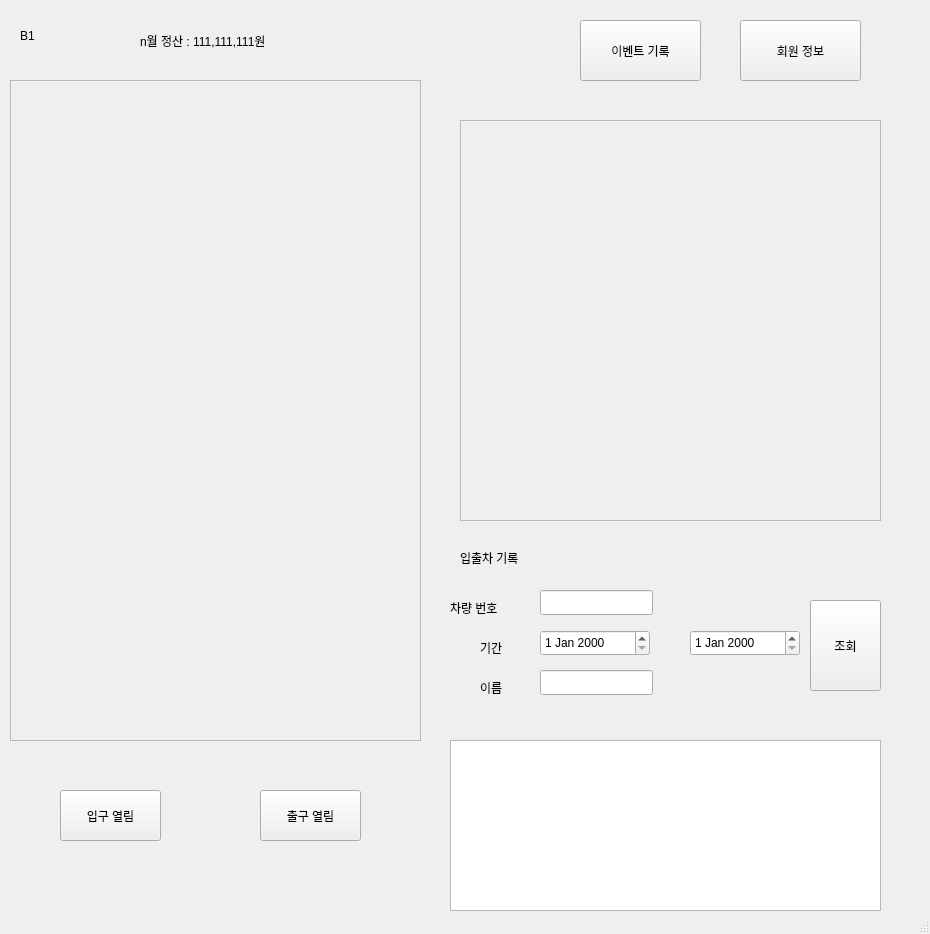
Old version of the form client/main/main.ui in the repository addinedu-ros-8th/iot-repo-2.
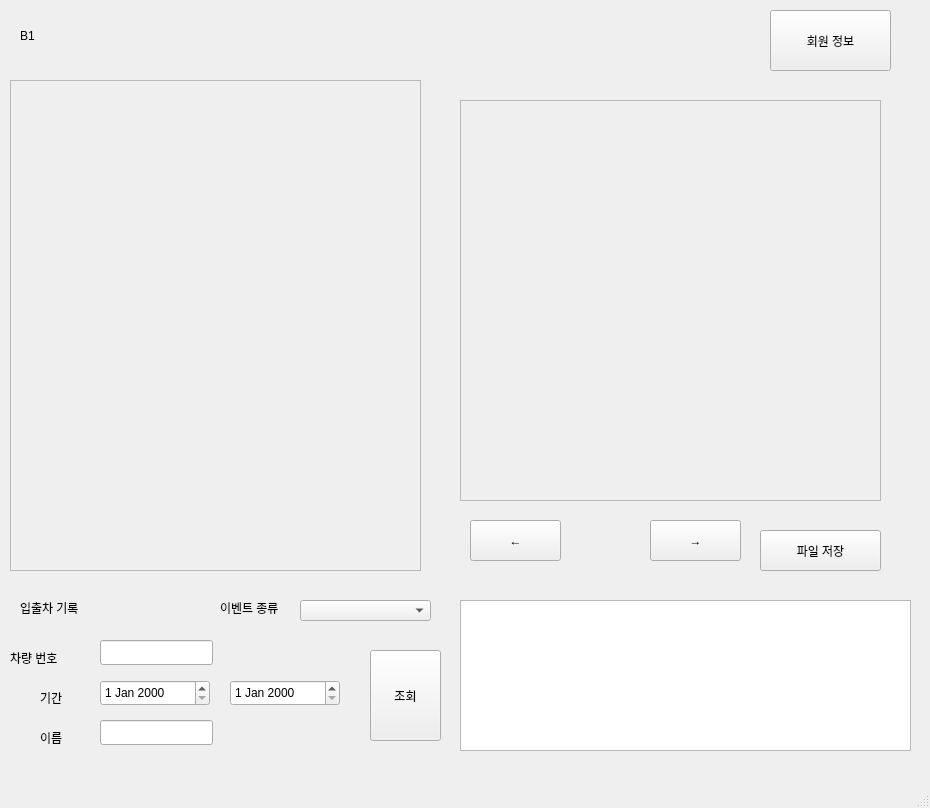
New version of the form.

The edit to the form file:
```diff
--- a/client/main/main.ui
+++ b/client/main/main.ui
@@ -7,7 +7,7 @@
     <x>0</x>
     <y>0</y>
     <width>930</width>
-    <height>934</height>
+    <height>808</height>
    </rect>
   </property>
   <property name="windowTitle">
@@ -36,7 +36,7 @@
       <x>10</x>
       <y>80</y>
       <width>411</width>
-      <height>661</height>
+      <height>491</height>
      </rect>
     </property>
     <property name="frameShape">
@@ -49,8 +49,8 @@
    <widget class="QPushButton" name="UserInfobtn">
     <property name="geometry">
      <rect>
-      <x>740</x>
-      <y>20</y>
+      <x>770</x>
+      <y>10</y>
       <width>121</width>
       <height>61</height>
      </rect>
@@ -59,24 +59,11 @@
      <string>회원 정보</string>
     </property>
    </widget>
-   <widget class="QPushButton" name="Eventbtn">
-    <property name="geometry">
-     <rect>
-      <x>580</x>
-      <y>20</y>
-      <width>121</width>
-      <height>61</height>
-     </rect>
-    </property>
-    <property name="text">
-     <string>이벤트 기록</string>
-    </property>
-   </widget>
    <widget class="QLabel" name="cctv">
     <property name="geometry">
      <rect>
       <x>460</x>
-      <y>120</y>
+      <y>100</y>
       <width>421</width>
       <height>401</height>
      </rect>
@@ -91,8 +78,8 @@
    <widget class="QPushButton" name="btnSearch">
     <property name="geometry">
      <rect>
-      <x>810</x>
-      <y>600</y>
+      <x>370</x>
+      <y>650</y>
       <width>71</width>
       <height>91</height>
      </rect>
@@ -104,8 +91,8 @@
    <widget class="QLabel" name="label_2">
     <property name="geometry">
      <rect>
-      <x>460</x>
-      <y>550</y>
+      <x>20</x>
+      <y>600</y>
       <width>81</width>
       <height>16</height>
      </rect>
@@ -117,8 +104,8 @@
    <widget class="QLabel" name="label_3">
     <property name="geometry">
      <rect>
-      <x>450</x>
-      <y>600</y>
+      <x>10</x>
+      <y>650</y>
       <width>81</width>
       <height>16</height>
      </rect>
@@ -130,8 +117,8 @@
    <widget class="QLabel" name="label_4">
     <property name="geometry">
      <rect>
-      <x>480</x>
-      <y>640</y>
+      <x>40</x>
+      <y>690</y>
       <width>81</width>
       <height>16</height>
      </rect>
@@ -143,8 +130,8 @@
    <widget class="QLabel" name="label_5">
     <property name="geometry">
      <rect>
-      <x>480</x>
-      <y>680</y>
+      <x>40</x>
+      <y>730</y>
       <width>81</width>
       <height>16</height>
      </rect>
@@ -156,8 +143,8 @@
    <widget class="QLineEdit" name="editCarnum">
     <property name="geometry">
      <rect>
-      <x>540</x>
-      <y>590</y>
+      <x>100</x>
+      <y>640</y>
       <width>113</width>
       <height>25</height>
      </rect>
@@ -166,8 +153,8 @@
    <widget class="QLineEdit" name="editName">
     <property name="geometry">
      <rect>
-      <x>540</x>
-      <y>670</y>
+      <x>100</x>
+      <y>720</y>
       <width>113</width>
       <height>25</height>
      </rect>
@@ -176,8 +163,8 @@
    <widget class="QDateEdit" name="dateStart">
     <property name="geometry">
      <rect>
-      <x>540</x>
-      <y>630</y>
+      <x>100</x>
+      <y>680</y>
       <width>110</width>
       <height>26</height>
      </rect>
@@ -186,73 +173,21 @@
    <widget class="QTableView" name="tableParking">
     <property name="geometry">
      <rect>
-      <x>450</x>
-      <y>740</y>
-      <width>431</width>
-      <height>171</height>
+      <x>460</x>
+      <y>600</y>
+      <width>451</width>
+      <height>151</height>
      </rect>
     </property>
    </widget>
    <widget class="QDateEdit" name="dateEnd">
     <property name="geometry">
      <rect>
-      <x>690</x>
-      <y>630</y>
-      <width>110</width>
-      <height>26</height>
-     </rect>
-    </property>
-   </widget>
-   <widget class="QPushButton" name="btnEntrance">
-    <property name="geometry">
-     <rect>
-      <x>60</x>
-      <y>790</y>
-      <width>101</width>
-      <height>51</height>
-     </rect>
-    </property>
-    <property name="text">
-     <string>입구 열림</string>
-    </property>
-   </widget>
-   <widget class="QPushButton" name="btnExit">
-    <property name="geometry">
-     <rect>
-      <x>260</x>
-      <y>790</y>
-      <width>101</width>
-      <height>51</height>
-     </rect>
-    </property>
-    <property name="text">
-     <string>출구 열림</string>
-    </property>
-   </widget>
-   <widget class="QLabel" name="displayEntrance">
-    <property name="geometry">
-     <rect>
       <x>230</x>
-      <y>560</y>
-      <width>67</width>
-      <height>17</height>
+      <y>680</y>
+      <width>110</width>
+      <height>26</height>
      </rect>
-    </property>
-    <property name="text">
-     <string/>
-    </property>
-   </widget>
-   <widget class="QLabel" name="displayExit">
-    <property name="geometry">
-     <rect>
-      <x>100</x>
-      <y>560</y>
-      <width>67</width>
-      <height>17</height>
-     </rect>
-    </property>
-    <property name="text">
-     <string/>
     </property>
    </widget>
    <widget class="QLabel" name="displayLed1">
@@ -307,17 +242,66 @@
      <string/>
     </property>
    </widget>
-   <widget class="QLabel" name="incomeLabel">
+   <widget class="QPushButton" name="leftbtn">
     <property name="geometry">
      <rect>
-      <x>140</x>
-      <y>30</y>
-      <width>221</width>
+      <x>470</x>
+      <y>520</y>
+      <width>91</width>
+      <height>41</height>
+     </rect>
+    </property>
+    <property name="text">
+     <string>←</string>
+    </property>
+   </widget>
+   <widget class="QPushButton" name="rightbtn">
+    <property name="geometry">
+     <rect>
+      <x>650</x>
+      <y>520</y>
+      <width>91</width>
+      <height>41</height>
+     </rect>
+    </property>
+    <property name="text">
+     <string>→</string>
+    </property>
+   </widget>
+   <widget class="QPushButton" name="savebtn">
+    <property name="geometry">
+     <rect>
+      <x>760</x>
+      <y>530</y>
+      <width>121</width>
+      <height>41</height>
+     </rect>
+    </property>
+    <property name="text">
+     <string>파일 저장</string>
+    </property>
+   </widget>
+   <widget class="QComboBox" name="eventcombo">
+    <property name="geometry">
+     <rect>
+      <x>300</x>
+      <y>600</y>
+      <width>131</width>
       <height>21</height>
      </rect>
     </property>
+   </widget>
+   <widget class="QLabel" name="label_6">
+    <property name="geometry">
+     <rect>
+      <x>220</x>
+      <y>600</y>
+      <width>81</width>
+      <height>16</height>
+     </rect>
+    </property>
     <property name="text">
-     <string>n월 정산 : 111,111,111원</string>
+     <string>이벤트 종류</string>
     </property>
    </widget>
   </widget>
```
